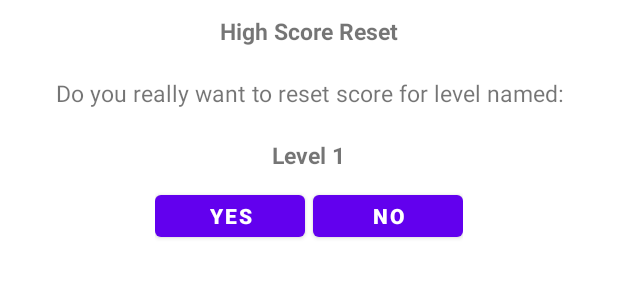
After one commit to Scyathly/PacMan_TamzII, an Android app: the layout my_dialog_highscore.xml on its own in the app's theme, with its tools: preview values and no code run, on a phone screen of 412 x 824 dp. The commit adds this screen. Shown: the top 300 px of the screen. Run offline under Robolectric (Android 15) with nearby library versions, the phone set to English and light mode, and no system bars.

Commit message:
added custom dialog for highscore reset

```diff
--- a/src/main/java/com/example/pacman/Entity.java
+++ b/src/main/java/com/example/pacman/Entity.java
@@ -11,7 +11,7 @@ import java.util.Random;
 
 public class Entity extends Sprite{
 
-    private double speed = 8;
+    private double speed = 16;
     private boolean moving = false;
 
     private SpriteAnimation animation;
--- a/src/main/java/com/example/pacman/ScoreUpdater.java
+++ b/src/main/java/com/example/pacman/ScoreUpdater.java
@@ -37,4 +37,8 @@ public class ScoreUpdater {
         return db.getScore(levelName);
     }
 
+    public void deleteScore(String levelName){
+        db.deleteScore(levelName);
+    }
+
 }
--- /dev/null
+++ b/src/main/res/layout/my_dialog_highscore.xml
@@ -0,0 +1,61 @@
+<?xml version="1.0" encoding="utf-8"?>
+<LinearLayout xmlns:android="http://schemas.android.com/apk/res/android"
+    android:layout_width="fill_parent"
+    android:layout_height="200dp"
+    android:orientation="vertical" >
+
+    <TextView
+        android:id="@+id/highscore_dialog_title"
+        android:layout_width="wrap_content"
+        android:layout_height="wrap_content"
+        android:layout_gravity="center"
+        android:layout_margin="10dp"
+        android:text="High Score Reset"
+        android:textSize="15dp"
+        android:textStyle="bold"/>
+
+    <TextView
+        android:id="@+id/highscore_dialog_text"
+        android:layout_width="wrap_content"
+        android:layout_height="wrap_content"
+        android:layout_gravity="center"
+        android:layout_margin="10dp"
+        android:text="Do you really want to reset score for level named:"
+        android:textAlignment="center"
+        android:textSize="15dp" />
+
+    <TextView
+        android:id="@+id/highscore_dialog_level_name"
+        android:layout_width="wrap_content"
+        android:layout_height="wrap_content"
+        android:layout_gravity="center"
+        android:layout_margin="10dp"
+        android:text="Level 1"
+        android:textSize="15dp"
+        android:textStyle="bold"/>
+
+    <LinearLayout
+        android:layout_width="wrap_content"
+        android:layout_height="wrap_content"
+        android:layout_gravity="center"
+        android:orientation="horizontal" >
+
+        <Button
+            android:id="@+id/btn_yes"
+            android:layout_width="100dp"
+            android:layout_height="40dp"
+            android:clickable="true"
+            android:text="Yes"
+            android:textStyle="bold" />
+
+        <Button
+            android:id="@+id/btn_no"
+            android:layout_width="100dp"
+            android:layout_height="40dp"
+            android:layout_marginLeft="5dp"
+            android:clickable="true"
+            android:text="No"
+            android:textStyle="bold" />
+    </LinearLayout>
+
+</LinearLayout>
```
Also changed, not shown: src/main/java/com/example/pacman/HighScoreListAdapter.java (+12 -0 lines), src/main/java/com/example/pacman/HighScoresActivity.java (+14 -0 lines), src/main/java/com/example/pacman/MyDialog.java (added, +54 -0 lines).
